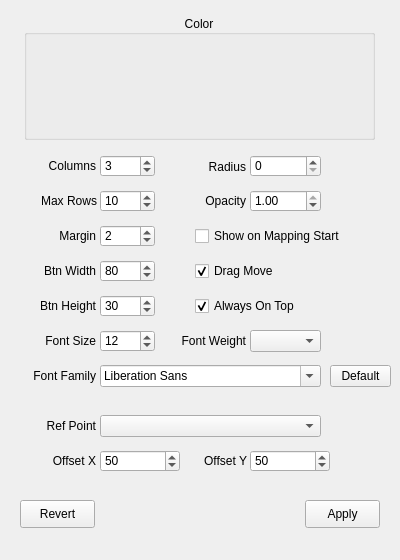
Qt form QKeyMapper/qvbuttonpanelsetupdialog.ui (Zalafina/QKeyMapper) before a commit.
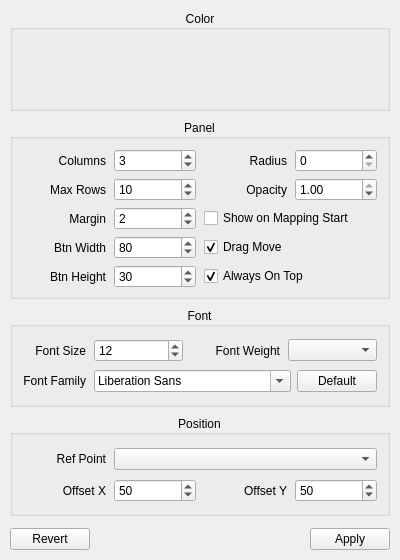
The same form after that commit.

Commit message: refactor(ui): modernize QVButtonPanelSetupDialog layout, center groupbox titles, and normalize panel coordinate scaling

```diff
--- a/QKeyMapper/qvbuttonpanelsetupdialog.ui
+++ b/QKeyMapper/qvbuttonpanelsetupdialog.ui
@@ -11,7 +11,7 @@
    </rect>
   </property>
   <property name="sizePolicy">
-   <sizepolicy hsizetype="Fixed" vsizetype="Fixed">
+   <sizepolicy hsizetype="Preferred" vsizetype="Preferred">
     <horstretch>0</horstretch>
     <verstretch>0</verstretch>
    </sizepolicy>
@@ -22,40 +22,84 @@
     <height>560</height>
    </size>
   </property>
-  <property name="maximumSize">
-   <size>
-    <width>400</width>
-    <height>560</height>
-   </size>
-  </property>
   <property name="windowTitle">
    <string>VButton Panel Setup</string>
   </property>
+  <layout class="QVBoxLayout" name="verticalLayout_Main">
+   <property name="spacing">
+    <number>8</number>
+   </property>
+   <property name="leftMargin">
+    <number>10</number>
+   </property>
+   <property name="topMargin">
+    <number>10</number>
+   </property>
+   <property name="rightMargin">
+    <number>10</number>
+   </property>
+   <property name="bottomMargin">
+    <number>10</number>
+   </property>
+   <item>
   <widget class="QGroupBox" name="colorGroupBox">
-   <property name="geometry">
-    <rect>
-     <x>24</x>
-     <y>15</y>
-     <width>351</width>
-     <height>125</height>
-    </rect>
-   </property>
    <property name="title">
     <string>Color</string>
    </property>
    <property name="alignment">
     <set>Qt::AlignmentFlag::AlignCenter</set>
    </property>
-  </widget>
+     <layout class="QGridLayout" name="gridLayout_Color">
+      <property name="leftMargin">
+       <number>10</number>
+      </property>
+      <property name="topMargin">
+       <number>10</number>
+      </property>
+      <property name="rightMargin">
+       <number>10</number>
+      </property>
+      <property name="bottomMargin">
+       <number>8</number>
+      </property>
+      <property name="horizontalSpacing">
+       <number>12</number>
+      </property>
+      <property name="verticalSpacing">
+       <number>6</number>
+      </property>
+     </layout>
+    </widget>
+   </item>
+   <item>
+    <widget class="QGroupBox" name="panelSettingsGroupBox">
+     <property name="title">
+      <string>Panel</string>
+     </property>
+     <property name="alignment">
+      <set>Qt::AlignmentFlag::AlignCenter</set>
+     </property>
+     <layout class="QGridLayout" name="gridLayout_PanelSettings">
+      <property name="leftMargin">
+       <number>10</number>
+      </property>
+      <property name="topMargin">
+       <number>10</number>
+      </property>
+      <property name="rightMargin">
+       <number>10</number>
+      </property>
+      <property name="bottomMargin">
+       <number>8</number>
+      </property>
+      <property name="horizontalSpacing">
+       <number>8</number>
+      </property>
+      <property name="verticalSpacing">
+       <number>6</number>
+      </property>
+      <item row="0" column="0">
   <widget class="QLabel" name="columnsLabel">
-   <property name="geometry">
-    <rect>
-     <x>16</x>
-     <y>155</y>
-     <width>80</width>
-     <height>22</height>
-    </rect>
-   </property>
    <property name="text">
     <string>Columns</string>
    </property>
@@ -63,15 +107,9 @@
     <set>Qt::AlignmentFlag::AlignRight|Qt::AlignmentFlag::AlignTrailing|Qt::AlignmentFlag::AlignVCenter</set>
    </property>
   </widget>
+      </item>
+      <item row="0" column="1">
   <widget class="QSpinBox" name="columnsSpinBox">
-   <property name="geometry">
-    <rect>
-     <x>100</x>
-     <y>155</y>
-     <width>55</width>
-     <height>22</height>
-    </rect>
-   </property>
    <property name="focusPolicy">
     <enum>Qt::FocusPolicy::ClickFocus</enum>
    </property>
@@ -85,15 +123,35 @@
     <number>3</number>
    </property>
   </widget>
+      </item>
+      <item row="0" column="2">
+       <widget class="QLabel" name="radiusLabel">
+        <property name="text">
+         <string>Radius</string>
+        </property>
+        <property name="alignment">
+         <set>Qt::AlignmentFlag::AlignRight|Qt::AlignmentFlag::AlignTrailing|Qt::AlignmentFlag::AlignVCenter</set>
+        </property>
+       </widget>
+      </item>
+      <item row="0" column="3">
+       <widget class="QSpinBox" name="radiusSpinBox">
+        <property name="focusPolicy">
+         <enum>Qt::FocusPolicy::ClickFocus</enum>
+        </property>
+        <property name="minimum">
+         <number>0</number>
+        </property>
+        <property name="maximum">
+         <number>100</number>
+        </property>
+        <property name="value">
+         <number>0</number>
+        </property>
+       </widget>
+      </item>
+      <item row="1" column="0">
   <widget class="QLabel" name="maxRowsLabel">
-   <property name="geometry">
-    <rect>
-     <x>21</x>
-     <y>190</y>
-     <width>76</width>
-     <height>22</height>
-    </rect>
-   </property>
    <property name="text">
     <string>Max Rows</string>
    </property>
@@ -101,15 +159,9 @@
     <set>Qt::AlignmentFlag::AlignRight|Qt::AlignmentFlag::AlignTrailing|Qt::AlignmentFlag::AlignVCenter</set>
    </property>
   </widget>
+      </item>
+      <item row="1" column="1">
   <widget class="QSpinBox" name="maxRowsSpinBox">
-   <property name="geometry">
-    <rect>
-     <x>100</x>
-     <y>190</y>
-     <width>55</width>
-     <height>22</height>
-    </rect>
-   </property>
    <property name="focusPolicy">
     <enum>Qt::FocusPolicy::ClickFocus</enum>
    </property>
@@ -123,53 +175,9 @@
     <number>10</number>
    </property>
   </widget>
-  <widget class="QLabel" name="btnWidthLabel">
-   <property name="geometry">
-    <rect>
-     <x>5</x>
-     <y>260</y>
-     <width>91</width>
-     <height>22</height>
-    </rect>
-   </property>
-   <property name="text">
-    <string>Btn Width</string>
-   </property>
-   <property name="alignment">
-    <set>Qt::AlignmentFlag::AlignRight|Qt::AlignmentFlag::AlignTrailing|Qt::AlignmentFlag::AlignVCenter</set>
-   </property>
-  </widget>
-  <widget class="QSpinBox" name="btnWidthSpinBox">
-   <property name="geometry">
-    <rect>
-     <x>100</x>
-     <y>260</y>
-     <width>55</width>
-     <height>22</height>
-    </rect>
-   </property>
-   <property name="focusPolicy">
-    <enum>Qt::FocusPolicy::ClickFocus</enum>
-   </property>
-   <property name="minimum">
-    <number>4</number>
-   </property>
-   <property name="maximum">
-    <number>640</number>
-   </property>
-   <property name="value">
-    <number>80</number>
-   </property>
-  </widget>
+      </item>
+      <item row="1" column="2">
   <widget class="QLabel" name="opacityLabel">
-   <property name="geometry">
-    <rect>
-     <x>170</x>
-     <y>190</y>
-     <width>76</width>
-     <height>22</height>
-    </rect>
-   </property>
    <property name="text">
     <string>Opacity</string>
    </property>
@@ -177,15 +185,9 @@
     <set>Qt::AlignmentFlag::AlignRight|Qt::AlignmentFlag::AlignTrailing|Qt::AlignmentFlag::AlignVCenter</set>
    </property>
   </widget>
+      </item>
+      <item row="1" column="3">
   <widget class="QDoubleSpinBox" name="opacitySpinBox">
-   <property name="geometry">
-    <rect>
-     <x>250</x>
-     <y>190</y>
-     <width>71</width>
-     <height>22</height>
-    </rect>
-   </property>
    <property name="focusPolicy">
     <enum>Qt::FocusPolicy::ClickFocus</enum>
    </property>
@@ -205,15 +207,81 @@
     <double>1.000000000000000</double>
    </property>
   </widget>
+      </item>
+      <item row="2" column="0">
+       <widget class="QLabel" name="marginLabel">
+        <property name="text">
+         <string>Margin</string>
+        </property>
+        <property name="alignment">
+         <set>Qt::AlignmentFlag::AlignRight|Qt::AlignmentFlag::AlignTrailing|Qt::AlignmentFlag::AlignVCenter</set>
+        </property>
+       </widget>
+      </item>
+      <item row="2" column="1">
+       <widget class="QSpinBox" name="marginSpinBox">
+        <property name="focusPolicy">
+         <enum>Qt::FocusPolicy::ClickFocus</enum>
+        </property>
+        <property name="minimum">
+         <number>0</number>
+        </property>
+        <property name="maximum">
+         <number>50</number>
+        </property>
+        <property name="value">
+         <number>2</number>
+        </property>
+       </widget>
+      </item>
+      <item row="2" column="2" colspan="2">
+       <widget class="QCheckBox" name="defaultShowCheckBox">
+        <property name="text">
+         <string>Show on Mapping Start</string>
+        </property>
+        <property name="checked">
+         <bool>false</bool>
+        </property>
+       </widget>
+      </item>
+      <item row="3" column="0">
+       <widget class="QLabel" name="btnWidthLabel">
+        <property name="text">
+         <string>Btn Width</string>
+        </property>
+        <property name="alignment">
+         <set>Qt::AlignmentFlag::AlignRight|Qt::AlignmentFlag::AlignTrailing|Qt::AlignmentFlag::AlignVCenter</set>
+        </property>
+       </widget>
+      </item>
+      <item row="3" column="1">
+       <widget class="QSpinBox" name="btnWidthSpinBox">
+        <property name="focusPolicy">
+         <enum>Qt::FocusPolicy::ClickFocus</enum>
+        </property>
+        <property name="minimum">
+         <number>4</number>
+        </property>
+        <property name="maximum">
+         <number>640</number>
+        </property>
+        <property name="value">
+         <number>80</number>
+        </property>
+       </widget>
+      </item>
+      <item row="3" column="2" colspan="2">
+       <widget class="QCheckBox" name="dragEnabledCheckBox">
+        <property name="text">
+         <string>Drag Move</string>
+        </property>
+        <property name="checked">
+         <bool>true</bool>
+        </property>
+       </widget>
+      </item>
+      <item row="4" column="0">
   <widget class="QLabel" name="btnHeightLabel">
-   <property name="geometry">
-    <rect>
-     <x>5</x>
-     <y>295</y>
-     <width>91</width>
-     <height>22</height>
-    </rect>
-   </property>
    <property name="text">
     <string>Btn Height</string>
    </property>
@@ -221,15 +289,9 @@
     <set>Qt::AlignmentFlag::AlignRight|Qt::AlignmentFlag::AlignTrailing|Qt::AlignmentFlag::AlignVCenter</set>
    </property>
   </widget>
+      </item>
+      <item row="4" column="1">
   <widget class="QSpinBox" name="btnHeightSpinBox">
-   <property name="geometry">
-    <rect>
-     <x>100</x>
-     <y>295</y>
-     <width>55</width>
-     <height>22</height>
-    </rect>
-   </property>
    <property name="focusPolicy">
     <enum>Qt::FocusPolicy::ClickFocus</enum>
    </property>
@@ -243,15 +305,9 @@
     <number>30</number>
    </property>
   </widget>
+      </item>
+      <item row="4" column="2" colspan="2">
   <widget class="QCheckBox" name="alwaysOnTopCheckBox">
-   <property name="geometry">
-    <rect>
-     <x>195</x>
-     <y>295</y>
-     <width>191</width>
-     <height>22</height>
-    </rect>
-   </property>
    <property name="text">
     <string>Always On Top</string>
    </property>
@@ -259,123 +315,149 @@
     <bool>true</bool>
    </property>
   </widget>
-  <widget class="QLabel" name="marginLabel">
-   <property name="geometry">
-    <rect>
-     <x>16</x>
-     <y>225</y>
-     <width>80</width>
-     <height>22</height>
-    </rect>
-   </property>
+      </item>
+     </layout>
+    </widget>
+   </item>
+   <item>
+    <widget class="QGroupBox" name="fontGroupBox">
+     <property name="title">
+      <string>Font</string>
+     </property>
+     <property name="alignment">
+      <set>Qt::AlignmentFlag::AlignCenter</set>
+     </property>
+     <layout class="QGridLayout" name="gridLayout_Font">
+      <property name="leftMargin">
+       <number>10</number>
+      </property>
+      <property name="topMargin">
+       <number>10</number>
+      </property>
+      <property name="rightMargin">
+       <number>10</number>
+      </property>
+      <property name="bottomMargin">
+       <number>8</number>
+      </property>
+      <property name="horizontalSpacing">
+       <number>8</number>
+      </property>
+      <property name="verticalSpacing">
+       <number>6</number>
+      </property>
+      <item row="0" column="0">
+       <widget class="QLabel" name="btnFontSizeLabel">
    <property name="text">
-    <string>Margin</string>
+         <string>Font Size</string>
    </property>
    <property name="alignment">
     <set>Qt::AlignmentFlag::AlignRight|Qt::AlignmentFlag::AlignTrailing|Qt::AlignmentFlag::AlignVCenter</set>
    </property>
   </widget>
-  <widget class="QSpinBox" name="marginSpinBox">
-   <property name="geometry">
-    <rect>
-     <x>100</x>
-     <y>225</y>
-     <width>55</width>
-     <height>22</height>
-    </rect>
-   </property>
+      </item>
+      <item row="0" column="1">
+       <widget class="QSpinBox" name="btnFontSizeSpinBox">
    <property name="focusPolicy">
     <enum>Qt::FocusPolicy::ClickFocus</enum>
    </property>
    <property name="minimum">
-    <number>0</number>
+         <number>1</number>
    </property>
    <property name="maximum">
-    <number>50</number>
+         <number>72</number>
    </property>
    <property name="value">
-    <number>2</number>
-   </property>
-  </widget>
-  <widget class="QLabel" name="radiusLabel">
-   <property name="geometry">
-    <rect>
-     <x>170</x>
-     <y>156</y>
-     <width>76</width>
-     <height>22</height>
-    </rect>
-   </property>
+         <number>12</number>
+        </property>
+       </widget>
+      </item>
+      <item row="0" column="2">
+       <widget class="QLabel" name="btnFontWeightLabel">
+        <property name="text">
+         <string>Font Weight</string>
+        </property>
+        <property name="alignment">
+         <set>Qt::AlignmentFlag::AlignRight|Qt::AlignmentFlag::AlignTrailing|Qt::AlignmentFlag::AlignVCenter</set>
+        </property>
+       </widget>
+      </item>
+      <item row="0" column="3">
+       <widget class="QComboBox" name="btnFontWeightComboBox">
+        <property name="focusPolicy">
+         <enum>Qt::FocusPolicy::NoFocus</enum>
+        </property>
+       </widget>
+      </item>
+      <item row="1" column="0">
+       <widget class="QLabel" name="btnFontFamilyLabel">
    <property name="text">
-    <string>Radius</string>
+         <string>Font Family</string>
    </property>
    <property name="alignment">
     <set>Qt::AlignmentFlag::AlignRight|Qt::AlignmentFlag::AlignTrailing|Qt::AlignmentFlag::AlignVCenter</set>
    </property>
   </widget>
-  <widget class="QSpinBox" name="radiusSpinBox">
-   <property name="geometry">
-    <rect>
-     <x>250</x>
-     <y>155</y>
-     <width>71</width>
-     <height>22</height>
-    </rect>
-   </property>
+      </item>
+      <item row="1" column="1" colspan="3">
+       <layout class="QHBoxLayout" name="horizontalLayout_FontFamily">
+        <property name="spacing">
+         <number>6</number>
+        </property>
+        <item>
+         <widget class="QFontComboBox" name="btnFontFamilyComboBox">
    <property name="focusPolicy">
-    <enum>Qt::FocusPolicy::ClickFocus</enum>
-   </property>
-   <property name="minimum">
-    <number>0</number>
-   </property>
-   <property name="maximum">
-    <number>100</number>
-   </property>
-   <property name="value">
-    <number>0</number>
-   </property>
-  </widget>
-  <widget class="QCheckBox" name="dragEnabledCheckBox">
-   <property name="geometry">
-    <rect>
-     <x>195</x>
-     <y>260</y>
-     <width>191</width>
-     <height>22</height>
-    </rect>
-   </property>
-   <property name="text">
-    <string>Drag Move</string>
-   </property>
-   <property name="checked">
-    <bool>true</bool>
-   </property>
-  </widget>
-  <widget class="QCheckBox" name="defaultShowCheckBox">
-   <property name="geometry">
-    <rect>
-     <x>195</x>
-     <y>225</y>
-     <width>191</width>
-     <height>22</height>
-    </rect>
-   </property>
-   <property name="text">
-    <string>Show on Mapping Start</string>
-   </property>
-   <property name="checked">
-    <bool>false</bool>
-   </property>
-  </widget>
+           <enum>Qt::FocusPolicy::NoFocus</enum>
+          </property>
+         </widget>
+        </item>
+        <item>
+         <widget class="QPushButton" name="btnFontFamilyDefaultButton">
+          <property name="text">
+           <string>Default</string>
+          </property>
+          <property name="autoDefault">
+           <bool>false</bool>
+          </property>
+          <property name="default">
+           <bool>false</bool>
+          </property>
+         </widget>
+        </item>
+       </layout>
+      </item>
+     </layout>
+    </widget>
+   </item>
+   <item>
+    <widget class="QGroupBox" name="positionGroupBox">
+     <property name="title">
+      <string>Position</string>
+     </property>
+     <property name="alignment">
+      <set>Qt::AlignmentFlag::AlignCenter</set>
+     </property>
+     <layout class="QGridLayout" name="gridLayout_Position">
+      <property name="leftMargin">
+       <number>10</number>
+      </property>
+      <property name="topMargin">
+       <number>10</number>
+      </property>
+      <property name="rightMargin">
+       <number>10</number>
+      </property>
+      <property name="bottomMargin">
+       <number>8</number>
+      </property>
+      <property name="horizontalSpacing">
+       <number>8</number>
+      </property>
+      <property name="verticalSpacing">
+       <number>6</number>
+      </property>
+      <item row="0" column="0">
   <widget class="QLabel" name="referencePointLabel">
-   <property name="geometry">
-    <rect>
-     <x>16</x>
-     <y>415</y>
-     <width>80</width>
-     <height>22</height>
-    </rect>
-   </property>
    <property name="text">
     <string>Ref Point</string>
    </property>
@@ -383,28 +465,16 @@
     <set>Qt::AlignmentFlag::AlignRight|Qt::AlignmentFlag::AlignTrailing|Qt::AlignmentFlag::AlignVCenter</set>
    </property>
   </widget>
+      </item>
+      <item row="0" column="1" colspan="3">
   <widget class="QComboBox" name="referencePointComboBox">
-   <property name="geometry">
-    <rect>
-     <x>100</x>
-     <y>415</y>
-     <width>221</width>
-     <height>22</height>
-    </rect>
-   </property>
    <property name="focusPolicy">
     <enum>Qt::FocusPolicy::NoFocus</enum>
    </property>
   </widget>
+      </item>
+      <item row="1" column="0">
   <widget class="QLabel" name="offsetXLabel">
-   <property name="geometry">
-    <rect>
-     <x>16</x>
-     <y>450</y>
-     <width>80</width>
-     <height>22</height>
-    </rect>
-   </property>
    <property name="text">
     <string>Offset X</string>
    </property>
@@ -412,15 +482,9 @@
     <set>Qt::AlignmentFlag::AlignRight|Qt::AlignmentFlag::AlignTrailing|Qt::AlignmentFlag::AlignVCenter</set>
    </property>
   </widget>
+      </item>
+      <item row="1" column="1">
   <widget class="QSpinBox" name="offsetXSpinBox">
-   <property name="geometry">
-    <rect>
-     <x>100</x>
-     <y>450</y>
-     <width>80</width>
-     <height>22</height>
-    </rect>
-   </property>
    <property name="focusPolicy">
     <enum>Qt::FocusPolicy::ClickFocus</enum>
    </property>
@@ -434,15 +498,9 @@
     <number>50</number>
    </property>
   </widget>
+      </item>
+      <item row="1" column="2">
   <widget class="QLabel" name="offsetYLabel">
-   <property name="geometry">
-    <rect>
-     <x>176</x>
-     <y>450</y>
-     <width>71</width>
-     <height>22</height>
-    </rect>
-   </property>
    <property name="text">
     <string>Offset Y</string>
    </property>
@@ -450,15 +508,9 @@
     <set>Qt::AlignmentFlag::AlignRight|Qt::AlignmentFlag::AlignTrailing|Qt::AlignmentFlag::AlignVCenter</set>
    </property>
   </widget>
+      </item>
+      <item row="1" column="3">
   <widget class="QSpinBox" name="offsetYSpinBox">
-   <property name="geometry">
-    <rect>
-     <x>250</x>
-     <y>450</y>
-     <width>80</width>
-     <height>22</height>
-    </rect>
-   </property>
    <property name="focusPolicy">
     <enum>Qt::FocusPolicy::ClickFocus</enum>
    </property>
@@ -472,15 +524,20 @@
     <number>50</number>
    </property>
   </widget>
+      </item>
+     </layout>
+    </widget>
+   </item>
+   <item>
+    <layout class="QHBoxLayout" name="horizontalLayout_Buttons">
+     <property name="spacing">
+      <number>10</number>
+     </property>
+     <property name="topMargin">
+      <number>4</number>
+     </property>
+     <item>
     <widget class="QPushButton" name="revertButton">
-   <property name="geometry">
-    <rect>
-         <x>20</x>
-     <y>500</y>
-     <width>75</width>
-     <height>28</height>
-    </rect>
-   </property>
    <property name="text">
         <string>Revert</string>
    </property>
@@ -491,15 +548,22 @@
     <bool>false</bool>
    </property>
   </widget>
+     </item>
+     <item>
+      <spacer name="horizontalSpacer_Buttons">
+       <property name="orientation">
+        <enum>Qt::Orientation::Horizontal</enum>
+       </property>
+       <property name="sizeHint" stdset="0">
+        <size>
+         <width>40</width>
+         <height>20</height>
+        </size>
+       </property>
+      </spacer>
+     </item>
+     <item>
     <widget class="QPushButton" name="okButton">
-   <property name="geometry">
-    <rect>
-     <x>305</x>
-     <y>500</y>
-     <width>75</width>
-     <height>28</height>
-    </rect>
-   </property>
    <property name="text">
     <string>Apply</string>
    </property>
@@ -510,121 +574,10 @@
     <bool>false</bool>
    </property>
   </widget>
-  <widget class="QSpinBox" name="btnFontSizeSpinBox">
-   <property name="geometry">
-    <rect>
-     <x>100</x>
-     <y>330</y>
-     <width>55</width>
-     <height>22</height>
-    </rect>
-   </property>
-   <property name="focusPolicy">
-    <enum>Qt::FocusPolicy::ClickFocus</enum>
-   </property>
-   <property name="minimum">
-    <number>1</number>
-   </property>
-   <property name="maximum">
-    <number>72</number>
-   </property>
-   <property name="value">
-    <number>12</number>
-   </property>
-  </widget>
-  <widget class="QLabel" name="btnFontSizeLabel">
-   <property name="geometry">
-    <rect>
-     <x>5</x>
-     <y>330</y>
-     <width>91</width>
-     <height>22</height>
-    </rect>
-   </property>
-   <property name="text">
-    <string>Font Size</string>
-   </property>
-   <property name="alignment">
-    <set>Qt::AlignmentFlag::AlignRight|Qt::AlignmentFlag::AlignTrailing|Qt::AlignmentFlag::AlignVCenter</set>
-   </property>
-  </widget>
-  <widget class="QLabel" name="btnFontWeightLabel">
-   <property name="geometry">
-    <rect>
-     <x>155</x>
-     <y>330</y>
-     <width>91</width>
-     <height>22</height>
-    </rect>
-   </property>
-   <property name="text">
-    <string>Font Weight</string>
-   </property>
-   <property name="alignment">
-    <set>Qt::AlignmentFlag::AlignRight|Qt::AlignmentFlag::AlignTrailing|Qt::AlignmentFlag::AlignVCenter</set>
-   </property>
-  </widget>
-  <widget class="QComboBox" name="btnFontWeightComboBox">
-   <property name="geometry">
-    <rect>
-     <x>250</x>
-     <y>330</y>
-     <width>71</width>
-     <height>22</height>
-    </rect>
-   </property>
-   <property name="focusPolicy">
-    <enum>Qt::FocusPolicy::NoFocus</enum>
-   </property>
-  </widget>
-  <widget class="QLabel" name="btnFontFamilyLabel">
-   <property name="geometry">
-    <rect>
-     <x>5</x>
-     <y>365</y>
-     <width>91</width>
-     <height>22</height>
-    </rect>
-   </property>
-   <property name="text">
-    <string>Font Family</string>
-   </property>
-   <property name="alignment">
-    <set>Qt::AlignmentFlag::AlignRight|Qt::AlignmentFlag::AlignTrailing|Qt::AlignmentFlag::AlignVCenter</set>
-   </property>
-  </widget>
-  <widget class="QFontComboBox" name="btnFontFamilyComboBox">
-   <property name="geometry">
-    <rect>
-     <x>100</x>
-     <y>365</y>
-     <width>221</width>
-     <height>22</height>
-    </rect>
-   </property>
-   <property name="focusPolicy">
-    <enum>Qt::FocusPolicy::NoFocus</enum>
-   </property>
-  </widget>
-  <widget class="QPushButton" name="btnFontFamilyDefaultButton">
-   <property name="geometry">
-    <rect>
-     <x>330</x>
-     <y>365</y>
-     <width>61</width>
-     <height>22</height>
-    </rect>
-   </property>
-   <property name="text">
-    <string>Default</string>
-   </property>
-   <property name="autoDefault">
-    <bool>false</bool>
-   </property>
-   <property name="default">
-    <bool>false</bool>
-   </property>
-  </widget>
+     </item>
+    </layout>
+   </item>
+  </layout>
  </widget>
  <resources/>
  <connections/>
```
Lines whose indentation alone changed are shown as unchanged. The commit also changes 8 other files.
